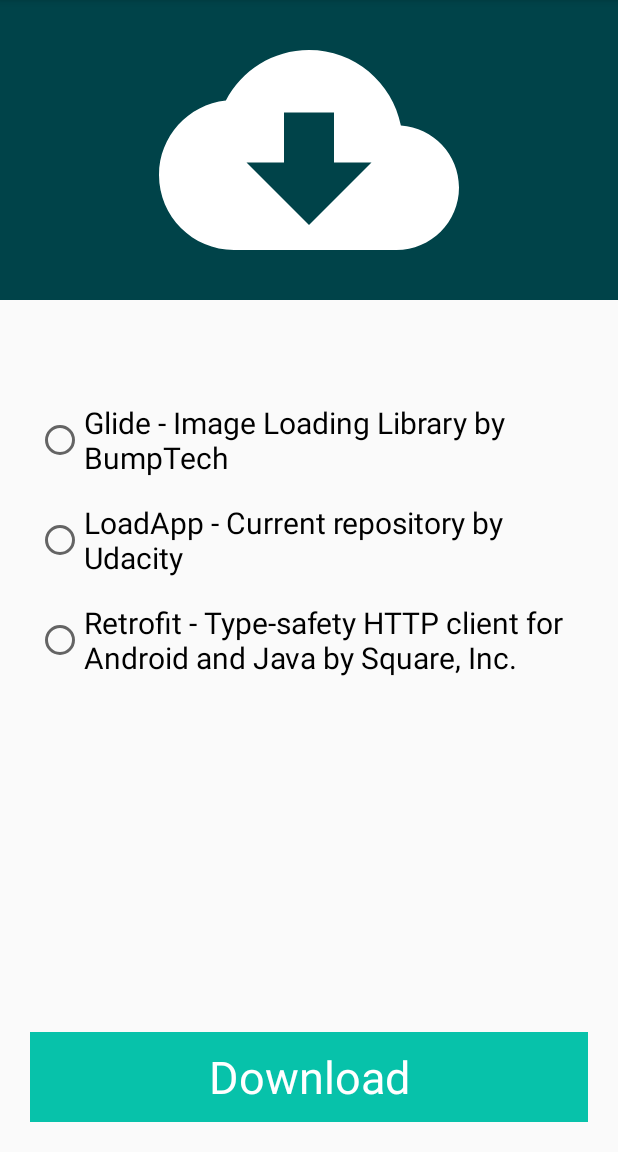
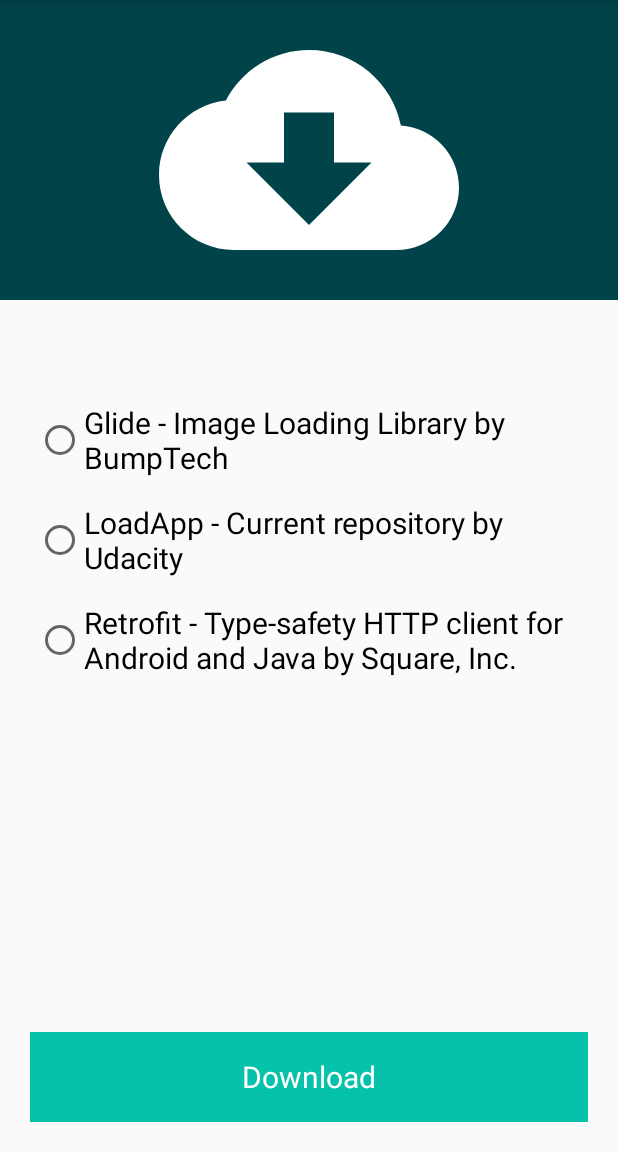
Before and after one commit to prnvptl/custom-view-animated-file-downloader, an Android app: the screen it shows after launch (MainActivity), on a phone screen of 412 x 824 dp, the part 84-1236 px from its top. Run offline under Robolectric (Android 15) with nearby library versions, the phone set to English and light mode, and no system bars.

Commit message:
Custom Views, Animations and Local Notifications

```diff
--- a/app/src/main/java/com/udacity/MainActivity.kt
+++ b/app/src/main/java/com/udacity/MainActivity.kt
@@ -39,7 +39,6 @@ class MainActivity : AppCompatActivity() {
         setSupportActionBar(toolbar)
 
         notificationManager = getSystemService(NotificationManager::class.java)
-        registerReceiver(receiver, IntentFilter(DownloadManager.ACTION_DOWNLOAD_COMPLETE))
         createChannel(
             getString(R.string.app_notif_channel_id),
             getString(R.string.notification_title)
@@ -57,6 +56,16 @@ class MainActivity : AppCompatActivity() {
                 }
             }
         }
+    }
+
+    override fun onStart() {
+        registerReceiver(receiver, IntentFilter(DownloadManager.ACTION_DOWNLOAD_COMPLETE))
+        super.onStart()
+    }
+
+    override fun onStop() {
+        unregisterReceiver(receiver)
+        super.onStop()
     }
 
     private val receiver = object : BroadcastReceiver() {
--- a/app/src/main/java/com/udacity/ui/LoadingButton.kt
+++ b/app/src/main/java/com/udacity/ui/LoadingButton.kt
@@ -21,6 +21,9 @@ class LoadingButton @JvmOverloads constructor(
     // progress 0-1
     private var progress = 0.5f
 
+    private val typedArray = context.theme.obtainStyledAttributes(attrs, R.styleable.LoadingButton,
+        0, 0)
+
     // colors
     private var whiteColor = context.getColor(R.color.white)
     private var primaryColor = context.getColor(R.color.colorPrimary)
@@ -35,18 +38,18 @@ class LoadingButton @JvmOverloads constructor(
     private val textPaint = Paint(Paint.ANTI_ALIAS_FLAG).apply {
         style = Paint.Style.FILL
         textAlign = Paint.Align.CENTER
-        color = whiteColor
-        textSize = 45.0f
+        color = typedArray.getColor(R.styleable.LoadingButton_textColor, whiteColor)
+        textSize = typedArray.getDimension(R.styleable.LoadingButton_submitTextSize, 20.0f)
     }
 
     private val progressBarPaint = Paint(Paint.ANTI_ALIAS_FLAG).apply {
         style = Paint.Style.FILL
-        color = darkPrimary
+        color = typedArray.getColor(R.styleable.LoadingButton_loadingProgressColor, darkPrimary)
     }
 
     private val progressCriclePaint = Paint(Paint.ANTI_ALIAS_FLAG).apply {
         style = Paint.Style.FILL
-        color = loadingCricleColor
+        color = typedArray.getColor(R.styleable.LoadingButton_loadingCircleColor, loadingCricleColor)
     }
 
     private var valueAnimator = ValueAnimator()
@@ -100,7 +103,7 @@ class LoadingButton @JvmOverloads constructor(
         super.onDraw(canvas)
         canvas?.apply {
             // draw background
-            drawColor(primaryColor)
+            drawColor(typedArray.getColor(R.styleable.LoadingButton_loadingBackground, primaryColor))
             textPaint.getTextBounds(text, 0, text.length, textRect)
             if(buttonState == ButtonState.Loading) {
                 canvas.drawRect(0f, 0f, progress * widthSize, heightSize.toFloat(), progressBarPaint)
--- a/app/src/main/res/layout/content_detail.xml
+++ b/app/src/main/res/layout/content_detail.xml
@@ -60,8 +60,9 @@
         android:layout_margin="20dp"
         android:backgroundTint="@color/colorAccent"
         android:text="@string/ok"
-        android:textColor="@color/white"
-        android:textSize="20sp"
+        app:loadingBackground="@color/colorPrimary"
+        app:submitTextSize="24sp"
+        app:textColor="@color/white"
         app:layout_constraintBottom_toBottomOf="parent"
         app:layout_constraintEnd_toEndOf="parent"
         app:layout_constraintStart_toStartOf="parent" />
--- a/app/src/main/res/layout/content_main.xml
+++ b/app/src/main/res/layout/content_main.xml
@@ -66,6 +66,11 @@
         android:layout_width="0dp"
         android:layout_height="60dp"
         android:layout_margin="20dp"
+        app:loadingBackground="@color/colorPrimary"
+        app:textColor="@color/white"
+        app:loadingProgressColor="@color/colorPrimaryDark"
+        app:loadingCircleColor="@color/colorAccent"
+        app:submitTextSize="20dp"
         app:layout_constraintBottom_toBottomOf="parent"
         app:layout_constraintEnd_toEndOf="parent"
         app:layout_constraintStart_toStartOf="parent" />
--- a/app/src/main/res/values/attrs.xml
+++ b/app/src/main/res/values/attrs.xml
@@ -1,6 +1,10 @@
 <?xml version="1.0" encoding="utf-8"?>
 <resources>
     <declare-styleable name="LoadingButton">
-<!--   TODO: create custom attributes for the view-->
+        <attr name="loadingBackground" format="color"/>
+        <attr name="textColor" format="color"/>
+        <attr name="loadingProgressColor" format="color"/>
+        <attr name="loadingCircleColor" format="color"/>
+        <attr name="submitTextSize" format="dimension"/>
     </declare-styleable>
 </resources>
```
